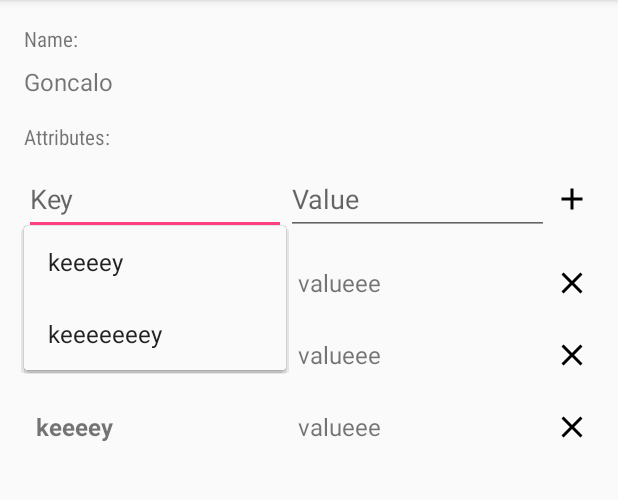
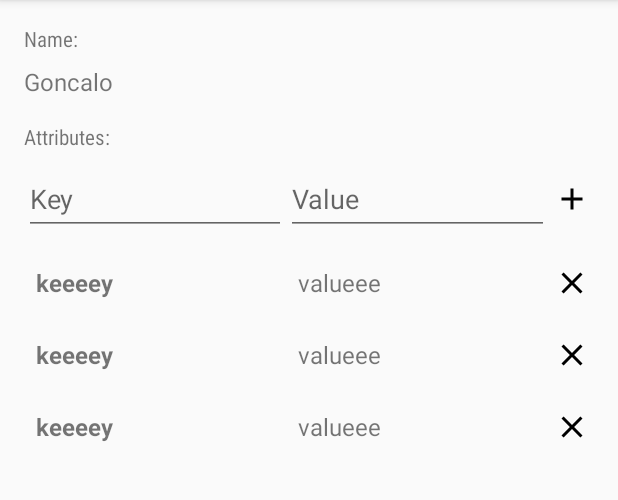
Before and after one commit to goncalo-rodrigues/LocMess, an Android app: the ProfileActivity screen opened directly, with no data from a screen before it, on a phone screen of 412 x 824 dp, the part 84-584 px from its top. Run offline under Robolectric (Android 15) with nearby library versions, the phone set to English and light mode, and no system bars.

Commit message:
small improvements

```diff
--- a/Android/app/src/main/java/pt/ulisboa/tecnico/locmess/ActivityWithDrawer.java
+++ b/Android/app/src/main/java/pt/ulisboa/tecnico/locmess/ActivityWithDrawer.java
@@ -17,28 +17,30 @@ import android.widget.Toast;
  * Created by root on 14-03-2017.
  */
 
-public class ActivityWithDrawer extends AppCompatActivity {
+public abstract class ActivityWithDrawer extends AppCompatActivity {
 
 
-    private String[] mPlanetTitles;
+    private String[] mDrawerTitles;
     private DrawerLayout mDrawerLayout;
     private ListView mDrawerList;
     private ActionBarDrawerToggle mDrawerToggle;
+    private int mDrawerPosition;
 
     @Override
     protected void onCreate(Bundle savedInstanceState) {
         super.onCreate(savedInstanceState);
         //setContentView(R.layout.activity_main);
 
-        mPlanetTitles = getResources().getStringArray(R.array.drawer_items);
+        mDrawerTitles = getResources().getStringArray(R.array.drawer_items);
         mDrawerLayout = (DrawerLayout) ((ViewGroup) this
                 .findViewById(android.R.id.content)).getChildAt(0);
 
         mDrawerList = (ListView) mDrawerLayout.findViewById(R.id.left_drawer);
 
         // Set the adapter for the list view
-        mDrawerList.setAdapter(new ArrayAdapter<String>(this,
-                android.R.layout.simple_list_item_1, mPlanetTitles));
+        final ArrayAdapter<String> adapter = new ArrayAdapter<String>(this,
+                android.R.layout.simple_list_item_1, mDrawerTitles);
+        mDrawerList.setAdapter(adapter);
         // Set the list's click listener
         mDrawerList.setOnItemClickListener(new DrawerItemClickListener());
 
@@ -49,26 +51,30 @@ public class ActivityWithDrawer extends AppCompatActivity {
             @Override
             public void onDrawerOpened(View drawerView) {
                 super.onDrawerOpened(drawerView);
-                Toast.makeText(ActivityWithDrawer.this, "abc", Toast.LENGTH_SHORT).show();
+
                 invalidateOptionsMenu();
+
+
             }
 
             @Override
             public void onDrawerClosed(View drawerView) {
                 super.onDrawerClosed(drawerView);
-                Toast.makeText(ActivityWithDrawer.this, "xyz", Toast.LENGTH_SHORT).show();
                 invalidateOptionsMenu();
             }
         };
 
         mDrawerLayout.addDrawerListener(mDrawerToggle);
 
+        mDrawerPosition = getDrawerPosition();
     }
 
     @Override
     protected void onPostCreate(Bundle savedInstanceState) {
         super.onPostCreate(savedInstanceState);
         mDrawerToggle.syncState();
+
+
     }
 
     @Override
@@ -106,7 +112,9 @@ public class ActivityWithDrawer extends AppCompatActivity {
         switch(position) {
             case 0:
                 intent = new Intent(this, MainActivity.class);
+//                intent.addFlags(Intent.FLAG_ACTIVITY_CLEAR_TOP);
                 startActivity(intent);
+                finish();
                 break;
             case 1:
                 // start Locations
@@ -116,12 +124,24 @@ public class ActivityWithDrawer extends AppCompatActivity {
             case 2:
                 // start ProfileActivity
                 intent = new Intent(this, ProfileActivity.class);
+//                intent.addFlags(Intent.FLAG_ACTIVITY_CLEAR_TOP);
                 startActivity(intent);
+                finish();
                 break;
         }
 
         // Highlight the selected item, update the title, and close the drawer
-        mDrawerList.setItemChecked(position, true);
+//        mDrawerList.setItemChecked(position, true);
         mDrawerLayout.closeDrawer(mDrawerList);
     }
+
+    private int getDrawerPosition() {
+        if (this instanceof MainActivity) {
+            return 0;
+        }
+        if (this instanceof ProfileActivity) {
+            return 2;
+        }
+        return -1;
+    }
 }
--- a/Android/app/src/main/java/pt/ulisboa/tecnico/locmess/BaseMessageFragment.java
+++ b/Android/app/src/main/java/pt/ulisboa/tecnico/locmess/BaseMessageFragment.java
@@ -93,7 +93,7 @@ public class BaseMessageFragment extends Fragment implements MessagesAdapter.Cal
             emptyView.setVisibility(View.VISIBLE);
     }
 
-    public static interface Callback {
+    public interface Callback {
         void onRemove(MessagesAdapter.Message message);
     }
 }
--- a/Android/app/src/main/java/pt/ulisboa/tecnico/locmess/PostMessageActivity.java
+++ b/Android/app/src/main/java/pt/ulisboa/tecnico/locmess/PostMessageActivity.java
@@ -177,6 +177,7 @@ public class PostMessageActivity extends ActivityWithDrawer implements FilterAda
         TimePicker newFragment = new TimePicker();
         newFragment.setDate(endDate);
         newFragment.show(getSupportFragmentManager(), "timePicker");
+
         endDate = newFragment.getDate();
         String stringDate = DateFormat.getTimeInstance().format(endDate.getTime());
         endTimeButton.setText(stringDate);
--- a/Android/app/src/main/java/pt/ulisboa/tecnico/locmess/ProfileActivity.java
+++ b/Android/app/src/main/java/pt/ulisboa/tecnico/locmess/ProfileActivity.java
@@ -52,6 +52,8 @@ public class ProfileActivity extends ActivityWithDrawer implements KeyValueAdapt
         ArrayAdapter adapter = new ArrayAdapter<>(this, android.R.layout.simple_list_item_1, keys);
 
         mKeyAtv.setAdapter(adapter);
+
+
         // show dropdown when focused
         mKeyAtv.setOnFocusChangeListener(new View.OnFocusChangeListener() {
             @Override
--- a/Android/app/src/main/java/pt/ulisboa/tecnico/locmess/adapters/KeyValueAdapter.java
+++ b/Android/app/src/main/java/pt/ulisboa/tecnico/locmess/adapters/KeyValueAdapter.java
@@ -24,9 +24,7 @@ import pt.ulisboa.tecnico.locmess.R;
 
 public class KeyValueAdapter extends RecyclerView.Adapter<KeyValueAdapter.ViewHolder> {
     private static final String LOG_TAG = MessagesAdapter.class.getSimpleName();
-    private int MAX_PREVIEW_LEN = 100;
     private List<KeyValue> data;
-    private int mExpandedPosition = -1;
     private Callback callback;
     public KeyValueAdapter(List<KeyValue> list) {
         super();
--- a/Android/app/src/main/res/layout-v21/activity_profile.xml
+++ b/Android/app/src/main/res/layout-v21/activity_profile.xml
@@ -13,7 +13,9 @@
         android:paddingLeft="@dimen/activity_horizontal_margin"
         android:paddingRight="@dimen/activity_horizontal_margin"
         android:paddingTop="@dimen/activity_vertical_margin"
-        android:orientation="vertical">
+        android:orientation="vertical"
+        android:descendantFocusability="beforeDescendants"
+        android:focusableInTouchMode="true" >
 
         <TextView
             android:layout_width="wrap_content"
--- a/Android/app/src/main/res/layout/activity_profile.xml
+++ b/Android/app/src/main/res/layout/activity_profile.xml
@@ -13,14 +13,18 @@
         android:paddingLeft="@dimen/activity_horizontal_margin"
         android:paddingRight="@dimen/activity_horizontal_margin"
         android:paddingTop="@dimen/activity_vertical_margin"
-        android:orientation="vertical">
+        android:orientation="vertical"
+        android:descendantFocusability="beforeDescendants"
+        android:focusableInTouchMode="true" >
 
         <TextView
             android:layout_width="wrap_content"
             android:layout_height="wrap_content"
             android:text="@string/name"
             android:layout_marginBottom="8dp"
-            android:fontFamily="sans-serif-condensed"/>
+            android:fontFamily="sans-serif-condensed"
+            android:focusable="true"
+            android:focusableInTouchMode="true"/>
         <TextView
             android:layout_width="wrap_content"
             android:layout_height="wrap_content"
@@ -41,7 +45,8 @@
             android:layout_width="match_parent"
             android:layout_height="wrap_content"
             android:orientation="horizontal"
-            android:layout_marginBottom="8dp">
+            android:layout_marginBottom="8dp"
+>
             <AutoCompleteTextView
                 android:layout_width="0dp"
                 android:layout_height="match_parent"
--- a/Android/app/src/main/res/layout/drawer_layout.xml
+++ b/Android/app/src/main/res/layout/drawer_layout.xml
@@ -9,4 +9,5 @@
     android:divider="@android:color/transparent"
     android:dividerHeight="0dp"
     android:background="#FFFFFF"
+    android:listSelector="#AAAAAA"
     xmlns:android="http://schemas.android.com/apk/res/android" />
```
Also changed, not shown: Android/app/src/main/AndroidManifest.xml (+11 -5 lines).
